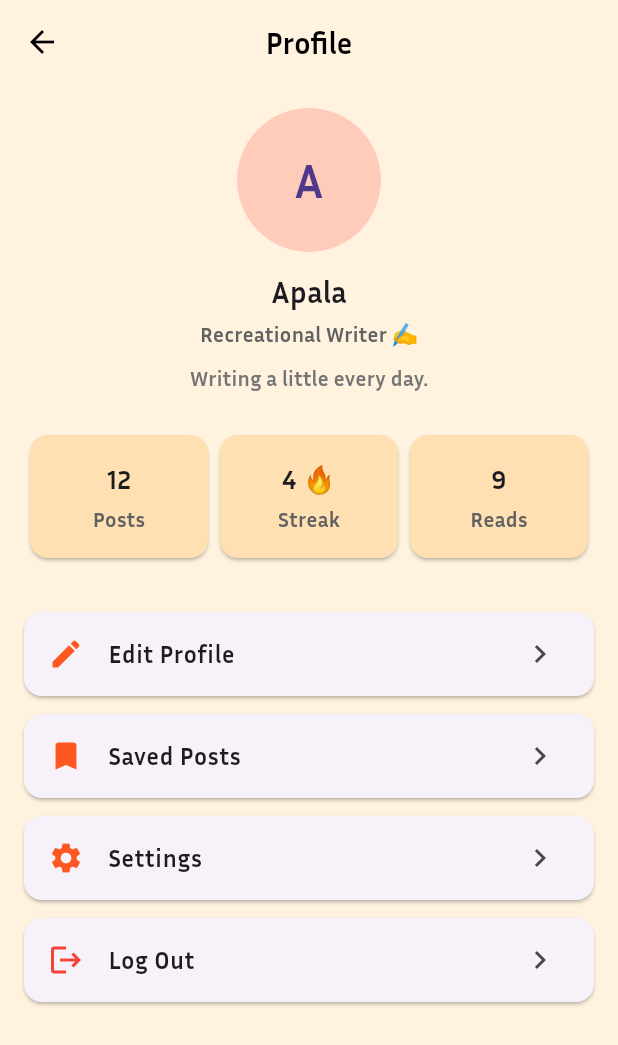
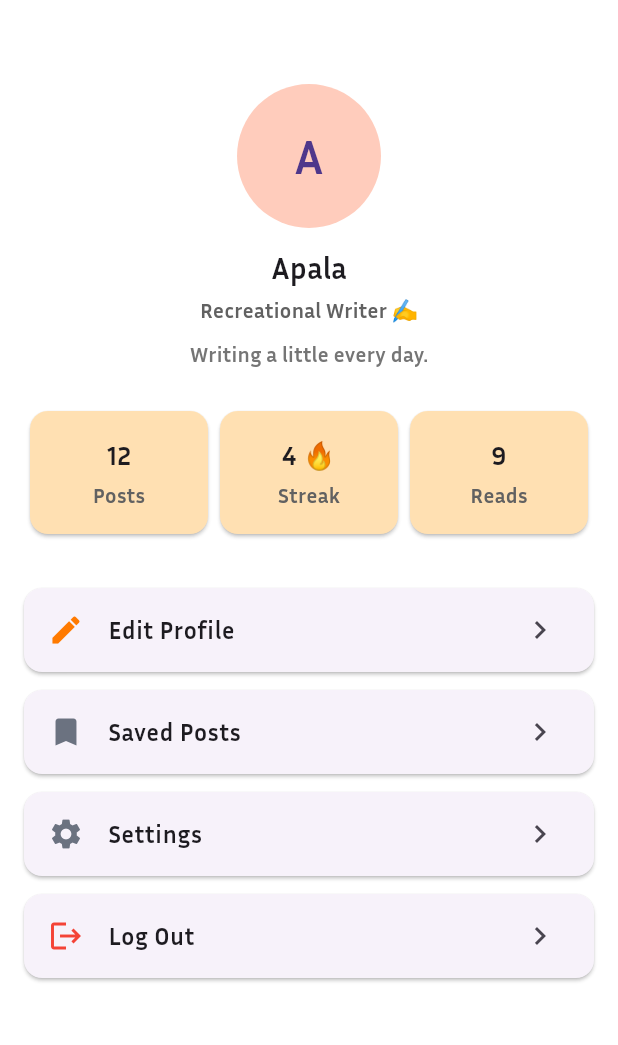
Before and after one commit to apala-1/not_a_writing_app, a Flutter app: the ProfileScreen screen opened directly, on a phone screen of 412 x 824 dp. Shown: the top 1045 px of the screen. Run offline on Flutter 3.47's test engine with Material 3 defaults, Android fonts, the phone set to English and light mode, and no system bars.

Commit message:
Changing theme in profile and removing extra appbars

```diff
--- a/lib/screens/bottom_screens/profile_screen.dart
+++ b/lib/screens/bottom_screens/profile_screen.dart
@@ -1,4 +1,5 @@
 import 'package:flutter/material.dart';
+import 'package:not_a_writing_app/theme/colors.dart';
 import 'package:not_a_writing_app/widgets/profile_action_tile.dart';
 import 'package:not_a_writing_app/widgets/profile_header.dart';
 import 'package:not_a_writing_app/widgets/profile_stat_card.dart';
@@ -9,20 +10,12 @@ class ProfileScreen extends StatelessWidget {
   @override
   Widget build(BuildContext context) {
     return Scaffold(
-      backgroundColor: Colors.orange.shade50,
-      appBar: AppBar(
-        backgroundColor: Colors.orange.shade50,
-        elevation: 0,
-        title: const Text(
-          'Profile',
-          style: TextStyle(color: Colors.black),
-        ),
-        iconTheme: const IconThemeData(color: Colors.black),
-      ),
+      backgroundColor: AppColors.background,
       body: SingleChildScrollView(
         padding: const EdgeInsets.all(16),
         child: Column(
           children: [
+            SizedBox(height: 40),
             const ProfileHeader(),
 
             const SizedBox(height: 24),
@@ -41,21 +34,28 @@ class ProfileScreen extends StatelessWidget {
             ProfileActionTile(
               icon: Icons.edit,
               title: 'Edit Profile',
+              backgroundColor: AppColors.cardBackground,
+              iconColor: AppColors.primaryOrange,
               onTap: () {},
             ),
             ProfileActionTile(
               icon: Icons.bookmark,
               title: 'Saved Posts',
+              backgroundColor: AppColors.cardBackground,
+              iconColor: AppColors.textSecondary,
               onTap: () {},
             ),
             ProfileActionTile(
               icon: Icons.settings,
               title: 'Settings',
+              backgroundColor: AppColors.cardBackground,
+              iconColor: AppColors.textSecondary,
               onTap: () {},
             ),
             ProfileActionTile(
               icon: Icons.logout,
               title: 'Log Out',
+              backgroundColor: AppColors.cardBackground,
               iconColor: Colors.red,
               onTap: () {},
             ),
--- a/lib/widgets/profile_action_tile.dart
+++ b/lib/widgets/profile_action_tile.dart
@@ -11,7 +11,7 @@ class ProfileActionTile extends StatelessWidget {
     required this.icon,
     required this.title,
     required this.onTap,
-    this.iconColor,
+    this.iconColor, required backgroundColor,
   });
 
   @override
@@ -19,7 +19,7 @@ class ProfileActionTile extends StatelessWidget {
     return Card(
       margin: const EdgeInsets.only(bottom: 12),
       child: ListTile(
-        leading: Icon(icon, color: iconColor ?? Colors.deepOrange),
+        leading: Icon(icon, color: iconColor ?? const Color.fromARGB(255, 210, 207, 205)),
         title: Text(title),
         trailing: const Icon(Icons.chevron_right),
         onTap: onTap,
```
Also changed, not shown: lib/screens/bottom_screens/book_browser_screen.dart (+4 -17 lines), lib/screens/bottom_screens/book_detail_screen.dart (+1 -13 lines).
